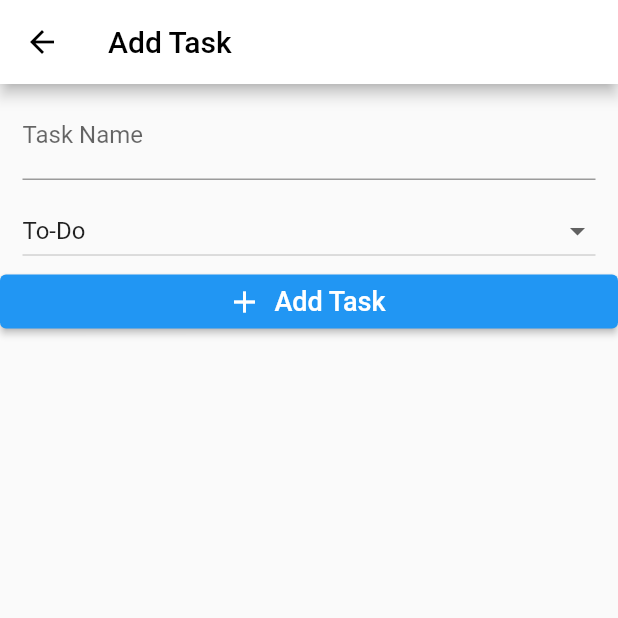
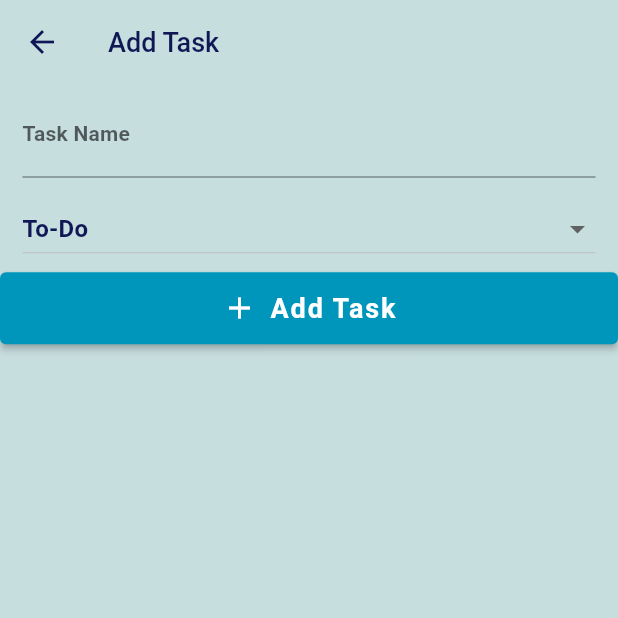
Before and after one commit to theexidge/routinger, a Flutter app: the screen it shows after launch, after a tap on the "add" icon, on a phone screen of 412 x 824 dp, the top half of it. Run offline on Flutter 3.47's test engine with Material 2 defaults, Android fonts, the phone set to English and light mode, and no system bars; our stand-ins replace card_swiper, flutter_local_notifications, flutter_native_timezone, sqflite, timezone; accounts and stored records are empty.

Commit message:
Added theme data file and make correspondant changes in other files

```diff
--- /dev/null
+++ b/lib/config/theme.dart
@@ -0,0 +1,100 @@
+import 'package:flutter/material.dart';
+
+import '.././constants/palette.dart';
+
+ThemeData buildTheme(BuildContext context) {
+  return ThemeData(
+    primaryColor: kIndigoDye,
+    scaffoldBackgroundColor: kPowderBlue,
+    visualDensity: VisualDensity.adaptivePlatformDensity,
+    backgroundColor: kPowderBlue,
+    appBarTheme: AppBarTheme(
+      toolbarTextStyle: TextStyle(
+        fontSize: 18,
+        fontWeight: FontWeight.w500,
+        color: kRoyalBlueDark,
+      ),
+      titleTextStyle: TextStyle(
+        fontSize: 18,
+        fontWeight: FontWeight.w500,
+        color: kRoyalBlueDark,
+      ),
+      elevation: 0,
+      backgroundColor: kPowderBlue,
+      iconTheme: const IconThemeData(color: kRoyalBlueDark),
+    ),
+    iconTheme: const IconThemeData(color: kRoyalBlueDark),
+    textTheme: TextTheme(
+      headline4: TextStyle(
+        fontSize: 32,
+        fontWeight: FontWeight.w600,
+        letterSpacing: 0.25,
+        color: kRoyalBlueDark,
+      ),
+      headline5: TextStyle(
+        fontSize: 20,
+        fontWeight: FontWeight.w700,
+        letterSpacing: 0.15,
+        height: 2,
+        color: kRoyalBlueDark,
+      ),
+      headline6: TextStyle(
+        fontSize: 16,
+        fontWeight: FontWeight.w400,
+        letterSpacing: 0.15,
+        height: 2,
+        color: kRoyalBlueDark,
+      ),
+      subtitle1: TextStyle(
+        fontSize: 16,
+        fontWeight: FontWeight.w600,
+        letterSpacing: 0.15,
+        color: kRoyalBlueDark,
+      ),
+      subtitle2: TextStyle(
+        fontSize: 14,
+        fontWeight: FontWeight.w500,
+        letterSpacing: 0.1,
+        color: kRoyalBlueDark,
+      ),
+      bodyText1: TextStyle(
+        fontSize: 16,
+        fontWeight: FontWeight.w400,
+        letterSpacing: 0.5,
+        color: kRoyalBlueDark,
+      ),
+      bodyText2: TextStyle(
+        fontSize: 14,
+        fontWeight: FontWeight.w400,
+        letterSpacing: 0.25,
+        color: kRoyalBlueDark,
+      ),
+      button: TextStyle(
+        fontSize: 14,
+        fontWeight: FontWeight.w600,
+        letterSpacing: 1.25,
+        color: kRoyalBlueDark,
+      ),
+    ),
+    inputDecorationTheme: const InputDecorationTheme(
+      labelStyle: TextStyle(
+        fontSize: 14,
+      ),
+      focusColor: kMaximumBlueGreen,
+    ),
+    elevatedButtonTheme: ElevatedButtonThemeData(
+      style: ButtonStyle(
+        backgroundColor: MaterialStateProperty.all(kBlueGreen),
+        padding: MaterialStateProperty.all(EdgeInsets.all(12)),
+      ),
+    ),
+    timePickerTheme: TimePickerThemeData(
+      dayPeriodColor: kBlueGreen,
+      dayPeriodTextColor: kPowderBlue,
+      entryModeIconColor: kBlueGreen,
+      dialHandColor: kBlueGreen,
+      hourMinuteColor: kBlueGreen,
+      hourMinuteTextColor: kPowderBlue,
+    ),
+  );
+}
--- /dev/null
+++ b/lib/constants/palette.dart
@@ -0,0 +1,7 @@
+import 'package:flutter/material.dart';
+
+const Color kPowderBlue = Color(0xFFC7DEDF);
+const Color kMaximumBlueGreen = Color(0xFF00C2CB);
+const Color kRoyalBlueDark = Color(0xFF0F1755);
+const Color kIndigoDye = Color(0xFF004080);
+const Color kBlueGreen = Color(0xFF0096BB);
--- a/lib/main.dart
+++ b/lib/main.dart
@@ -1,5 +1,6 @@
 import 'package:flutter/material.dart';
 import 'package:provider/provider.dart';
+import 'package:routinger/config/theme.dart';
 import 'package:routinger/provider/experience_points.dart';
 
 // Provider Imports
@@ -32,9 +33,7 @@ class MyApp extends StatelessWidget {
       ],
       child: MaterialApp(
         title: 'Routinger',
-        theme: ThemeData(
-          primarySwatch: Colors.blue,
-        ),
+        theme: buildTheme(context),
         home: HomeScreen(),
         routes: {
           AddTask.routeName: (ctx) => AddTask(),
--- a/lib/screens/add_task.dart
+++ b/lib/screens/add_task.dart
@@ -15,17 +15,9 @@ class AddTask extends StatelessWidget {
   Widget build(BuildContext context) {
     return Scaffold(
       appBar: AppBar(
-        iconTheme: IconThemeData(
-          color: Colors.black,
-        ),
         title: const Text(
           'Add Task',
-          style: const TextStyle(
-            color: Colors.black,
-          ),
         ),
-        backgroundColor: Colors.white,
-        foregroundColor: Colors.black,
       ),
       body: MultiProvider(
         providers: [
--- a/lib/screens/home_screen.dart
+++ b/lib/screens/home_screen.dart
@@ -47,9 +47,6 @@ class _HomeScreenState extends State<HomeScreen> {
               alignment: Alignment.center,
               child: const Text(
                 'Your Sleep Cycle',
-                style: TextStyle(
-                  fontFamily: 'KleeOne',
-                ),
               ),
             ),
             children: [
@@ -73,6 +70,7 @@ class _HomeScreenState extends State<HomeScreen> {
 
     return Scaffold(
       floatingActionButton: FloatingActionButton(
+        elevation: 4,
         onPressed: () {
           Navigator.of(context).pushNamed(AddTask.routeName);
         },
@@ -94,13 +92,10 @@ class _HomeScreenState extends State<HomeScreen> {
         onTap: _navigatingBottomNavBar,
       ),
       appBar: AppBar(
-        title: const Text(
+        title: Text(
           'Routinger',
-          style: const TextStyle(
-            color: Colors.black,
-          ),
+          style: Theme.of(context).textTheme.headline5,
         ),
-        backgroundColor: Colors.white,
         actions: [
           Container(
             padding: EdgeInsets.symmetric(vertical: 7, horizontal: 7),
@@ -108,7 +103,6 @@ class _HomeScreenState extends State<HomeScreen> {
               onPressed: _launchURL,
               icon: Icon(Icons.coffee),
               label: Text('Buy me a Coffee'),
-              style: ButtonStyle(),
             ),
           )
         ],
@@ -148,10 +142,7 @@ class _HomeScreenState extends State<HomeScreen> {
                             ),
                             Text(
                               'Your Tasks',
-                              style: TextStyle(
-                                fontSize: 25,
-                                fontWeight: FontWeight.bold,
-                              ),
+                              style: Theme.of(context).textTheme.headline4,
                             ),
                             IconButton(
                               onPressed: () {
--- a/lib/widgets/task_form.dart
+++ b/lib/widgets/task_form.dart
@@ -383,14 +383,19 @@ class _TaskFormState extends State<TaskForm> {
                               dynamicTime.minute - DateTime.now().minute;
                           listOfNotifTimes
                               .add(ListOfNotif(_intChosen, dynamicTime));
-                        await NotificationService().recurringNotif(_randomInt(),
-                            _titleController.text, '', days, hours, minutes);
+                          await NotificationService().recurringNotif(
+                              _randomInt(),
+                              _titleController.text,
+                              '',
+                              days,
+                              hours,
+                              minutes);
                         }
                       }
                     } else {
                       for (int i = 0; i < 24 / remindDropDownValue; i++) {
-                      dynamicTime =
-                          dynamicTime.add(Duration(hours: remindDropDownValue));
+                        dynamicTime = dynamicTime
+                            .add(Duration(hours: remindDropDownValue));
                         if (dynamicTime.hour <
                                 max(SleepCycle().wakeUpTime.hour,
                                     SleepCycle().sleepTime.hour) &&
@@ -436,10 +441,9 @@ class _TaskFormState extends State<TaskForm> {
                     fontSize: 18,
                   ),
                 ),
-              style: ButtonStyle(
+                style: Theme.of(context).elevatedButtonTheme.style!.copyWith(
                       tapTargetSize: MaterialTapTargetSize.shrinkWrap,
-              ),
-            ),
+                    )),
           ),
         ],
       ),
```
Lines whose indentation alone changed are shown as unchanged.
